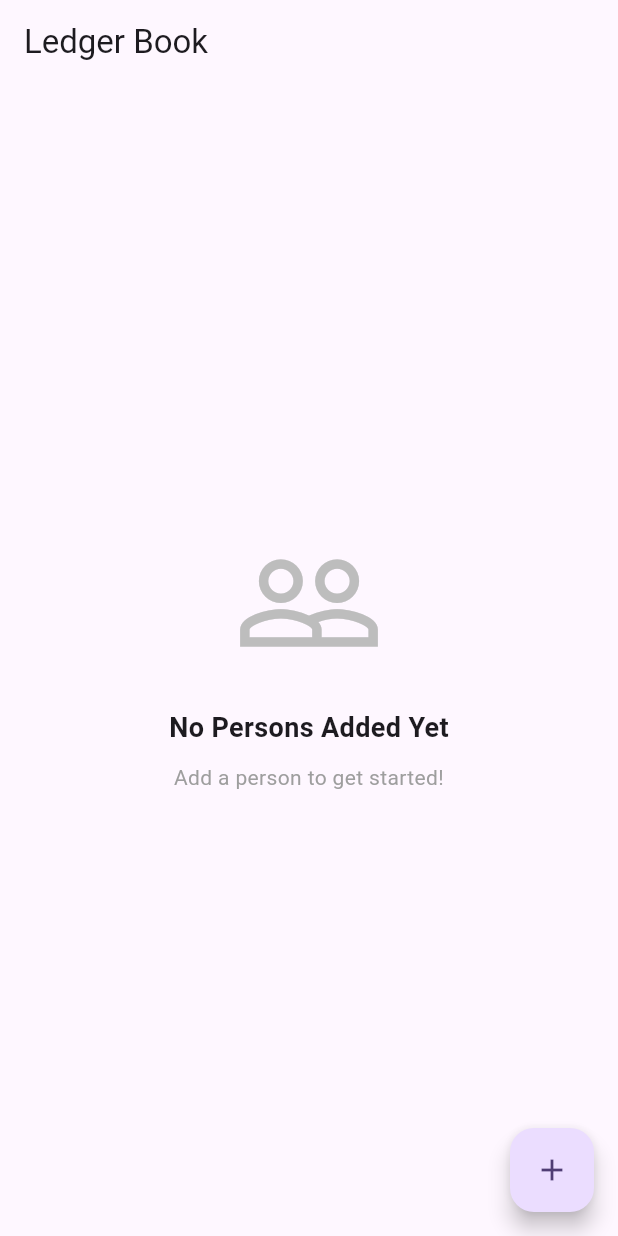
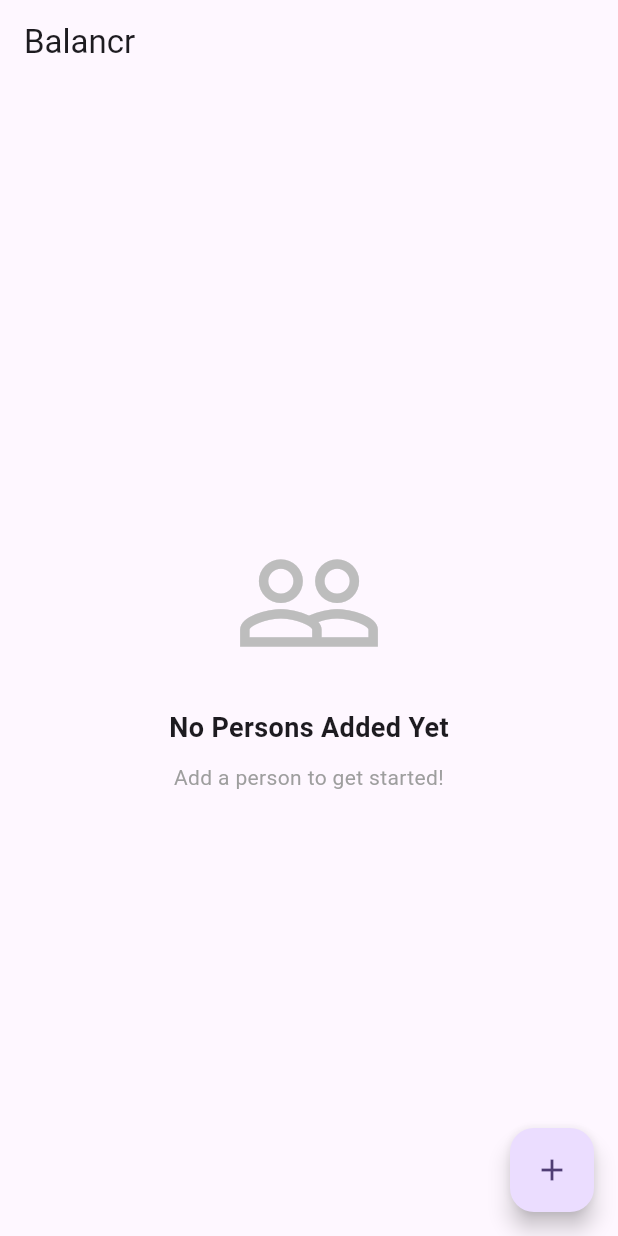
Before and after one commit to armanmaurya/balancr, a Flutter app: the screen it shows after launch, after a tap on "Skip", on a phone screen of 412 x 824 dp. Run offline on Flutter 3.47's test engine with Material 3 defaults, Android fonts, the phone set to English and light mode, and no system bars; our stand-ins replace flutter_svg, hive, hive_flutter, shared_preferences; accounts and stored records are empty.

Commit message:
Updated Logo and Name and some fixes

```diff
--- a/lib/main.dart
+++ b/lib/main.dart
@@ -36,7 +36,7 @@ class MyApp extends StatelessWidget {
   @override
   Widget build(BuildContext context) {
     return MaterialApp(
-      title: 'Ledger Book',
+      title: 'Balancr',
       themeMode: ThemeMode.system,
       darkTheme: ThemeData.dark(),
       debugShowCheckedModeBanner: false,
--- a/lib/screens/home_screen.dart
+++ b/lib/screens/home_screen.dart
@@ -183,7 +183,7 @@ class HomeScreen extends StatelessWidget {
   Widget build(BuildContext context) {
     final ledger = Provider.of<LedgerProvider>(context);
     return Scaffold(
-      appBar: AppBar(title: const Text('Ledger Book')),
+      appBar: AppBar(title: const Text('Balancr')),
       body: Padding(
         padding: const EdgeInsets.symmetric(horizontal: 16),
         child: ledger.people.isEmpty
--- a/lib/screens/onboarding/onboarding_screen.dart
+++ b/lib/screens/onboarding/onboarding_screen.dart
@@ -28,6 +28,7 @@ class _OnboardingScreenState extends State<OnboardingScreen> {
   void _skipOnboarding() async {
     final prefs = await SharedPreferences.getInstance();
     await prefs.setBool('onboarding_completed', true);
+    if (!mounted) return;
     Navigator.pushReplacementNamed(context, '/dashboard');
   }
 
@@ -66,7 +67,7 @@ class _OnboardingScreenState extends State<OnboardingScreen> {
                 child: Text(
                   'Skip',
                   style: theme.textTheme.bodyLarge?.copyWith(
-                    color: theme.colorScheme.primary.withOpacity(0.8), // Updated color
+                    color: theme.colorScheme.primary.withValues(alpha: (0.8 * 255)),
                     fontWeight: FontWeight.w600,
                   ),
                 ),
@@ -106,8 +107,8 @@ class _OnboardingScreenState extends State<OnboardingScreen> {
                   child: ElevatedButton(
                     onPressed: _isLastPage
                         ? () async {
-                            await SharedPreferences.getInstance()
-                              ..setBool('onboarding_completed', true);
+                            final prefs = await SharedPreferences.getInstance();
+                            await prefs.setBool('onboarding_completed', true);
                             Navigator.pushReplacementNamed(context, '/dashboard');
                           }
                         : _animateToNextPage,
--- a/lib/screens/transaction_screen.dart
+++ b/lib/screens/transaction_screen.dart
@@ -20,7 +20,7 @@ class TransactionScreen extends StatelessWidget {
     final person = ledger.people[index];
     final isEditing = transactionIndex != null;
     final transaction =
-        isEditing ? person.transactions[transactionIndex!] : null;
+        isEditing ? person.transactions[transactionIndex] : null;
 
     final amountController = TextEditingController(
       text: isEditing ? transaction!.amount.toString() : '',
@@ -163,7 +163,7 @@ class TransactionScreen extends StatelessWidget {
                               if (updatedAmount != null && updatedAmount > 0) {
                                 ledger.updateTransaction(
                                   index,
-                                  transactionIndex!,
+                                  transactionIndex,
                                   Transaction(
                                     amount: updatedAmount,
                                     isGiven: transaction!.isGiven,
@@ -182,7 +182,7 @@ class TransactionScreen extends StatelessWidget {
                             onPressed: () {
                               ledger.deleteTransaction(
                                 index,
-                                transactionIndex!,
+                                transactionIndex,
                               );
                               Navigator.of(ctx).pop();
                             },
```
Also changed, not shown: pubspec.yaml (+21 -0 lines), assets/icons/icon.png (added), lib/screens/onboarding/onboarding_page3.dart (added), pubspec.lock, 47 other files.
